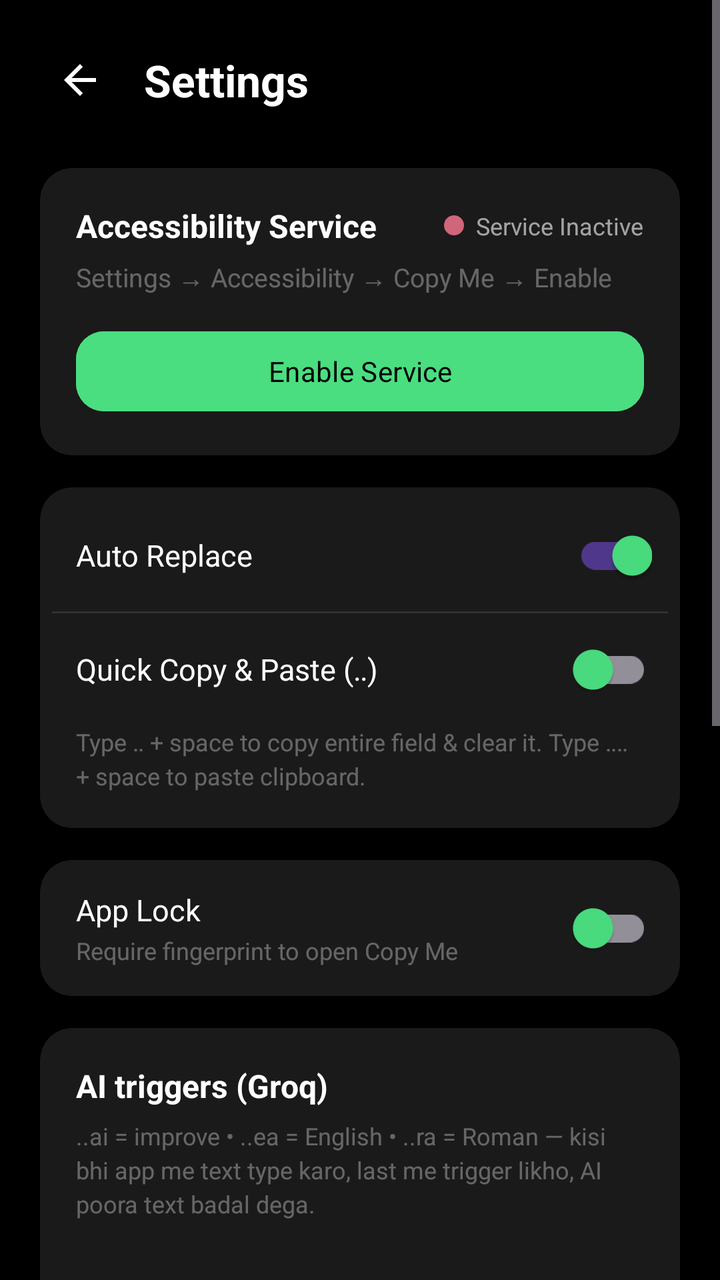
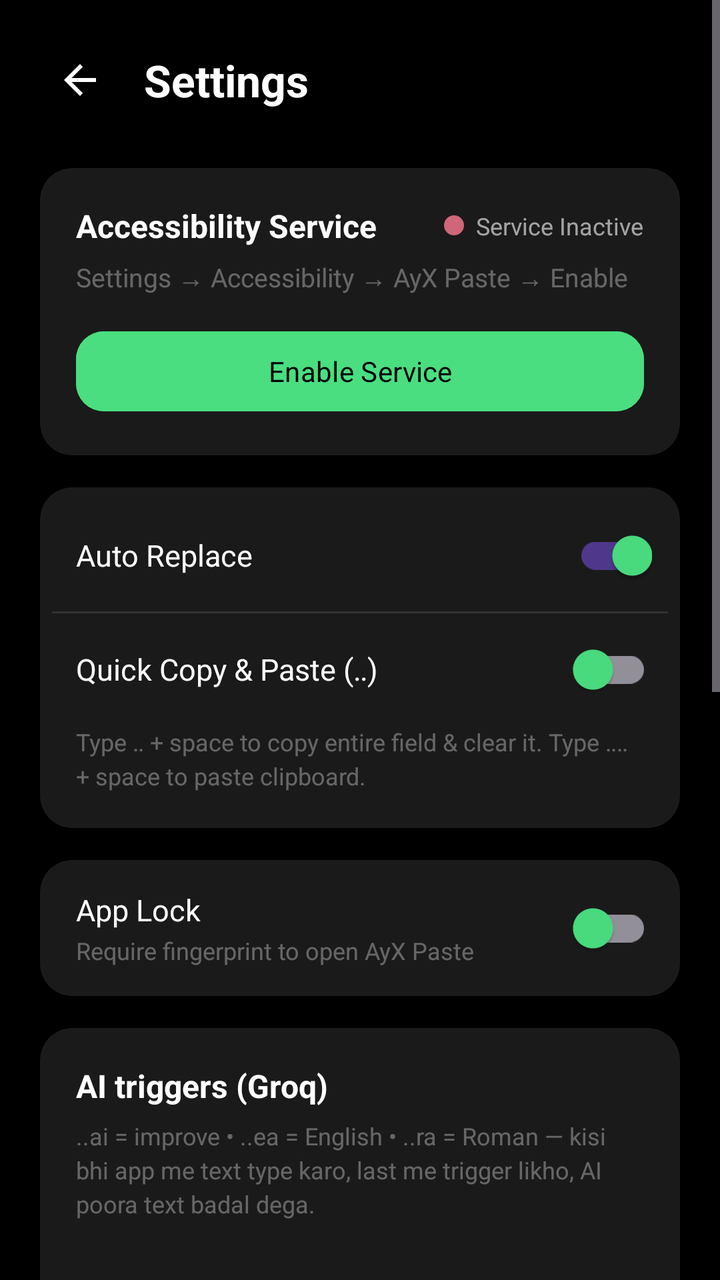

Compare the two renders of this Android layout. The source of the first and the diff that turns it into the second are given below.
<!-- AndroidManifest.xml: application theme AppTheme -->
<!-- res/layout/activity_settings.xml -->
<?xml version="1.0" encoding="utf-8"?>
<ScrollView
    xmlns:android="http://schemas.android.com/apk/res/android"
    xmlns:app="http://schemas.android.com/apk/res-auto"
    android:layout_width="match_parent"
    android:layout_height="match_parent"
    android:background="@color/black">

    <LinearLayout
        android:layout_width="match_parent"
        android:layout_height="wrap_content"
        android:orientation="vertical"
        android:padding="20dp">

        
        <LinearLayout
            android:layout_width="match_parent"
            android:layout_height="wrap_content"
            android:orientation="horizontal"
            android:gravity="center_vertical"
            android:layout_marginBottom="24dp">

            <ImageButton
                android:id="@+id/btnBack"
                android:layout_width="40dp"
                android:layout_height="40dp"
                android:background="?attr/selectableItemBackgroundBorderless"
                android:src="@drawable/ic_back"
                android:tint="@color/text_primary"
                android:contentDescription="Back" />

            <TextView
                android:layout_width="0dp"
                android:layout_height="wrap_content"
                android:layout_weight="1"
                android:text="@string/settings"
                android:textColor="@color/text_primary"
                android:textSize="22sp"
                android:textStyle="bold"
                android:layout_marginStart="12dp" />

        </LinearLayout>

        
        <androidx.cardview.widget.CardView
            android:layout_width="match_parent"
            android:layout_height="wrap_content"
            app:cardBackgroundColor="@color/card"
            app:cardCornerRadius="16dp"
            app:cardElevation="0dp"
            android:layout_marginBottom="16dp">

            <LinearLayout
                android:layout_width="match_parent"
                android:layout_height="wrap_content"
                android:orientation="vertical"
                android:padding="18dp">

                <LinearLayout
                    android:layout_width="match_parent"
                    android:layout_height="wrap_content"
                    android:orientation="horizontal"
                    android:gravity="center_vertical">

                    <TextView
                        android:layout_width="0dp"
                        android:layout_height="wrap_content"
                        android:layout_weight="1"
                        android:text="@string/accessibility_service"
                        android:textColor="@color/text_primary"
                        android:textSize="16sp"
                        android:textStyle="bold" />

                    <ImageView
                        android:id="@+id/ivStatusDot"
                        android:layout_width="10dp"
                        android:layout_height="10dp"
                        android:layout_marginEnd="6dp"
                        android:src="@drawable/ic_dot_inactive" />

                    <TextView
                        android:id="@+id/tvStatus"
                        android:layout_width="wrap_content"
                        android:layout_height="wrap_content"
                        android:text="@string/service_inactive"
                        android:textColor="@color/text_secondary"
                        android:textSize="12sp" />

                </LinearLayout>

                <TextView
                    android:layout_width="match_parent"
                    android:layout_height="wrap_content"
                    android:text="@string/service_guide_body"
                    android:textColor="@color/text_tertiary"
                    android:textSize="13sp"
                    android:layout_marginTop="6dp"
                    android:layout_marginBottom="14dp" />

                <com.google.android.material.button.MaterialButton
                    android:id="@+id/btnEnableService"
                    android:layout_width="match_parent"
                    android:layout_height="48dp"
                    android:text="@string/enable_service"
                    android:textColor="@color/black"
                    android:backgroundTint="@color/accent"
                    app:cornerRadius="14dp" />

            </LinearLayout>
        </androidx.cardview.widget.CardView>

        
        <androidx.cardview.widget.CardView
            android:layout_width="match_parent"
            android:layout_height="wrap_content"
            app:cardBackgroundColor="@color/card"
            app:cardCornerRadius="16dp"
            app:cardElevation="0dp"
            android:layout_marginBottom="16dp">

            <LinearLayout
                android:layout_width="match_parent"
                android:layout_height="wrap_content"
                android:orientation="vertical"
                android:padding="6dp">

                <LinearLayout
                    android:layout_width="match_parent"
                    android:layout_height="56dp"
                    android:orientation="horizontal"
                    android:gravity="center_vertical"
                    android:paddingStart="12dp"
                    android:paddingEnd="8dp">

                    <TextView
                        android:layout_width="0dp"
                        android:layout_height="wrap_content"
                        android:layout_weight="1"
                        android:text="@string/auto_replace"
                        android:textColor="@color/text_primary"
                        android:textSize="15sp" />

                    <com.google.android.material.switchmaterial.SwitchMaterial
                        android:id="@+id/switchAutoReplace"
                        android:layout_width="wrap_content"
                        android:layout_height="wrap_content"
                        android:checked="true"
                        app:thumbTint="@color/accent" />

                </LinearLayout>

                <View
                    android:layout_width="match_parent"
                    android:layout_height="1dp"
                    android:background="@color/divider" />

                <LinearLayout
                    android:layout_width="match_parent"
                    android:layout_height="56dp"
                    android:orientation="horizontal"
                    android:gravity="center_vertical"
                    android:paddingStart="12dp"
                    android:paddingEnd="8dp">

                    <TextView
                        android:layout_width="0dp"
                        android:layout_height="wrap_content"
                        android:layout_weight="1"
                        android:text="@string/auto_paste"
                        android:textColor="@color/text_primary"
                        android:textSize="15sp" />

                    <com.google.android.material.switchmaterial.SwitchMaterial
                        android:id="@+id/switchAutoPaste"
                        android:layout_width="wrap_content"
                        android:layout_height="wrap_content"
                        app:thumbTint="@color/accent" />

                </LinearLayout>

                <TextView
                    android:layout_width="match_parent"
                    android:layout_height="wrap_content"
                    android:text="@string/quick_copy_paste_hint"
                    android:textColor="@color/text_tertiary"
                    android:textSize="12sp"
                    android:paddingStart="12dp"
                    android:paddingEnd="12dp"
                    android:paddingBottom="12dp"
                    android:lineSpacingExtra="3dp" />

            </LinearLayout>
        </androidx.cardview.widget.CardView>

        
        <androidx.cardview.widget.CardView
            android:layout_width="match_parent"
            android:layout_height="wrap_content"
            app:cardBackgroundColor="@color/card"
            app:cardCornerRadius="16dp"
            app:cardElevation="0dp"
            android:layout_marginBottom="16dp">

            <LinearLayout
                android:layout_width="match_parent"
                android:layout_height="wrap_content"
                android:orientation="vertical"
                android:padding="6dp">

                <LinearLayout
                    android:layout_width="match_parent"
                    android:layout_height="56dp"
                    android:orientation="horizontal"
                    android:gravity="center_vertical"
                    android:paddingStart="12dp"
                    android:paddingEnd="8dp">

                    <LinearLayout
                        android:layout_width="0dp"
                        android:layout_height="wrap_content"
                        android:layout_weight="1"
                        android:orientation="vertical">

                        <TextView
                            android:layout_width="wrap_content"
                            android:layout_height="wrap_content"
                            android:text="@string/app_lock"
                            android:textColor="@color/text_primary"
                            android:textSize="15sp" />

                        <TextView
                            android:layout_width="wrap_content"
                            android:layout_height="wrap_content"
                            android:text="@string/app_lock_hint"
                            android:textColor="@color/text_tertiary"
                            android:textSize="12sp"
                            android:layout_marginTop="2dp" />

                    </LinearLayout>

                    <com.google.android.material.switchmaterial.SwitchMaterial
                        android:id="@+id/switchAppLock"
                        android:layout_width="wrap_content"
                        android:layout_height="wrap_content"
                        app:thumbTint="@color/accent" />

                </LinearLayout>

            </LinearLayout>
        </androidx.cardview.widget.CardView>

        
        <androidx.cardview.widget.CardView
            android:layout_width="match_parent"
            android:layout_height="wrap_content"
            app:cardBackgroundColor="@color/card"
            app:cardCornerRadius="16dp"
            app:cardElevation="0dp"
            android:layout_marginBottom="16dp">
            <LinearLayout
                android:layout_width="match_parent"
                android:layout_height="wrap_content"
                android:orientation="vertical"
                android:padding="18dp">
                <TextView
                    android:layout_width="match_parent"
                    android:layout_height="wrap_content"
                    android:text="@string/ai_triggers_title"
                    android:textColor="@color/text_primary"
                    android:textSize="16sp"
                    android:textStyle="bold" />
                <TextView
                    android:id="@+id/tvAiHint"
                    android:layout_width="match_parent"
                    android:layout_height="wrap_content"
                    android:text="@string/ai_triggers_hint"
                    android:textColor="@color/text_tertiary"
                    android:textSize="12sp"
                    android:lineSpacingExtra="3dp"
                    android:layout_marginTop="6dp"
                    android:layout_marginBottom="14dp" />
                <LinearLayout
                    android:layout_width="match_parent"
                    android:layout_height="56dp"
                    android:orientation="horizontal"
                    android:gravity="center_vertical">
                    <TextView
                        android:layout_width="0dp"
                        android:layout_height="wrap_content"
                        android:layout_weight="1"
                        android:text="@string/ai_triggers_title"
                        android:textColor="@color/text_primary"
                        android:textSize="15sp" />
                    <com.google.android.material.switchmaterial.SwitchMaterial
                        android:id="@+id/switchAi"
                        android:layout_width="wrap_content"
                        android:layout_height="wrap_content"
                        app:thumbTint="@color/accent" />
                </LinearLayout>
                <com.google.android.material.textfield.TextInputLayout
                    android:layout_width="match_parent"
                    android:layout_height="wrap_content"
                    style="@style/CopyMe.TextInput"
                    android:hint="@string/groq_key_label">
                    <com.google.android.material.textfield.TextInputEditText
                        android:id="@+id/etGroqKey"
                        android:layout_width="match_parent"
                        android:layout_height="wrap_content"
                        android:textColor="@color/text_primary"
                        android:textSize="14sp"
                        android:hint="@string/groq_key_hint"
                        android:inputType="textPassword"
                        android:singleLine="true" />
                </com.google.android.material.textfield.TextInputLayout>
                <com.google.android.material.button.MaterialButton
                    android:id="@+id/btnSaveAiKey"
                    android:layout_width="match_parent"
                    android:layout_height="48dp"
                    android:text="@string/save_groq_key"
                    android:textColor="@color/black"
                    android:backgroundTint="@color/accent"
                    app:cornerRadius="14dp"
                    android:layout_marginTop="12dp" />
            </LinearLayout>
        </androidx.cardview.widget.CardView>

        
        <androidx.cardview.widget.CardView
            android:layout_width="match_parent"
            android:layout_height="wrap_content"
            app:cardBackgroundColor="@color/card"
            app:cardCornerRadius="16dp"
            app:cardElevation="0dp"
            android:layout_marginBottom="16dp">

            <LinearLayout
                android:layout_width="match_parent"
                android:layout_height="wrap_content"
                android:orientation="vertical"
                android:padding="6dp">

                <LinearLayout
                    android:id="@+id/rowExport"
                    android:layout_width="match_parent"
                    android:layout_height="52dp"
                    android:orientation="horizontal"
                    android:gravity="center_vertical"
                    android:paddingStart="12dp"
                    android:background="?attr/selectableItemBackground">

                    <TextView
                        android:layout_width="0dp"
                        android:layout_height="wrap_content"
                        android:layout_weight="1"
                        android:text="@string/export_backup"
                        android:textColor="@color/text_primary"
                        android:textSize="15sp" />

                </LinearLayout>

                <View
                    android:layout_width="match_parent"
                    android:layout_height="1dp"
                    android:background="@color/divider" />

                <LinearLayout
                    android:id="@+id/rowImport"
                    android:layout_width="match_parent"
                    android:layout_height="52dp"
                    android:orientation="horizontal"
                    android:gravity="center_vertical"
                    android:paddingStart="12dp"
                    android:background="?attr/selectableItemBackground">

                    <TextView
                        android:layout_width="0dp"
                        android:layout_height="wrap_content"
                        android:layout_weight="1"
                        android:text="@string/import_backup"
                        android:textColor="@color/text_primary"
                        android:textSize="15sp" />

                </LinearLayout>

            </LinearLayout>
        </androidx.cardview.widget.CardView>

        
        <androidx.cardview.widget.CardView
            android:layout_width="match_parent"
            android:layout_height="wrap_content"
            app:cardBackgroundColor="@color/card"
            app:cardCornerRadius="16dp"
            app:cardElevation="0dp"
            android:layout_marginBottom="16dp">

            <LinearLayout
                android:layout_width="match_parent"
                android:layout_height="wrap_content"
                android:orientation="vertical"
                android:padding="6dp">

                <LinearLayout
                    android:id="@+id/rowPrivacyPolicy"
                    android:layout_width="match_parent"
                    android:layout_height="52dp"
                    android:orientation="horizontal"
                    android:gravity="center_vertical"
                    android:paddingStart="12dp"
                    android:paddingEnd="12dp"
                    android:background="?attr/selectableItemBackground">

                    <TextView
                        android:layout_width="0dp"
                        android:layout_height="wrap_content"
                        android:layout_weight="1"
                        android:text="@string/privacy_policy"
                        android:textColor="@color/text_primary"
                        android:textSize="15sp" />

                    <TextView
                        android:layout_width="wrap_content"
                        android:layout_height="wrap_content"
                        android:text="›"
                        android:textColor="@color/text_tertiary"
                        android:textSize="18sp" />

                </LinearLayout>

            </LinearLayout>
        </androidx.cardview.widget.CardView>

        
        <TextView
            android:layout_width="match_parent"
            android:layout_height="wrap_content"
            android:text="@string/app_name"
            android:textColor="@color/text_tertiary"
            android:textSize="12sp"
            android:gravity="center"
            android:layout_marginTop="12dp" />

        <TextView
            android:layout_width="match_parent"
            android:layout_height="wrap_content"
            android:text="@string/version"
            android:textColor="@color/text_tertiary"
            android:textSize="11sp"
            android:gravity="center"
            android:layout_marginBottom="20dp" />

    </LinearLayout>
</ScrollView>
<!-- resources referenced by this layout -->
<resources>
  <color name="accent">#FF4ADE80</color>
  <color name="black">#FF000000</color>
  <color name="card">#FF1A1A1A</color>
  <color name="divider">#1AFFFFFF</color>
  <color name="text_primary">#FFFFFFFF</color>
  <color name="text_secondary">#99FFFFFF</color>
  <color name="text_tertiary">#55FFFFFF</color>
  <!-- drawable ic_back (drawable) -->
  <?xml version="1.0" encoding="utf-8"?>
  <vector xmlns:android="http://schemas.android.com/apk/res/android"
      android:width="24dp" android:height="24dp" android:viewportWidth="24" android:viewportHeight="24">
      <path android:fillColor="#FFFFFFFF" android:pathData="M20,11H7.83l5.59,-5.59L12,4l-8,8 8,8 1.41,-1.41L7.83,13H20v-2z" />
  </vector>
  <!-- drawable ic_dot_inactive (drawable) -->
  <?xml version="1.0" encoding="utf-8"?>
  <shape xmlns:android="http://schemas.android.com/apk/res/android"
      android:shape="oval">
      <solid android:color="@color/error" />
      <size android:width="10dp" android:height="10dp" />
  </shape>
  <string name="accessibility_service">Accessibility Service</string>
  <string name="ai_triggers_hint">..ai = improve  •  ..ea = English  •  ..ra = Roman — kisi bhi app me text type karo, last me trigger likho, AI poora text badal dega.</string>
  <string name="ai_triggers_title">AI triggers (Groq)</string>
  <string name="app_lock">App Lock</string>
  <string name="app_lock_hint">Require fingerprint to open Copy Me</string>
  <string name="app_name">AyX Copy</string>
  <string name="auto_paste">Quick Copy &amp; Paste (‥)</string>
  <string name="auto_replace">Auto Replace</string>
  <string name="enable_service">Enable Service</string>
  <string name="export_backup">Export ayx.json</string>
  <string name="groq_key_hint">gsk_…  (console.groq.com se apni key)</string>
  <string name="groq_key_label">Groq API key</string>
  <string name="import_backup">Import ayx.json</string>
  <string name="privacy_policy">Privacy Policy</string>
  <string name="quick_copy_paste_hint">Type ‥ + space to copy entire field &amp; clear it. Type ‥‥ + space to paste clipboard.</string>
  <string name="save_groq_key">Save Groq key</string>
  <string name="service_guide_body">Settings → Accessibility → Copy Me → Enable</string>
  <string name="service_inactive">Service Inactive</string>
  <string name="settings">Settings</string>
  <string name="version">Version 5.0</string>
  <style name="CopyMe.TextInput" parent="Widget.Material3.TextInputLayout.OutlinedBox">
          <item name="boxStrokeColor">@color/accent</item>
          <item name="boxStrokeWidth">1.5dp</item>
          <item name="hintTextColor">@color/text_secondary</item>
          <item name="android:textColorHint">@color/text_tertiary</item>
          <item name="boxCornerRadiusTopStart">12dp</item>
          <item name="boxCornerRadiusTopEnd">12dp</item>
          <item name="boxCornerRadiusBottomStart">12dp</item>
          <item name="boxCornerRadiusBottomEnd">12dp</item>
      </style>
  <style name="AppTheme" parent="Theme.CopyMe" />
  <color name="error">#FFCF6679</color>
  <color name="accent_dark">#FF22C55E</color>
  <color name="surface">#FF0A0A0A</color>
  <color name="surface_variant">#FF141414</color>
  <!-- unchanged entries left out for length: 1 -->
</resources>

<!-- the commit's change to res/layout/activity_settings.xml (unified diff, before → after) -->
@@ -431,14 +431,49 @@
         </androidx.cardview.widget.CardView>
 
         
-        <TextView
-            android:layout_width="match_parent"
-            android:layout_height="wrap_content"
-            android:text="@string/app_name"
-            android:textColor="@color/text_tertiary"
-            android:textSize="12sp"
-            android:gravity="center"
-            android:layout_marginTop="12dp" />
+        <androidx.cardview.widget.CardView
+            android:layout_width="match_parent"
+            android:layout_height="wrap_content"
+            app:cardBackgroundColor="@color/card"
+            app:cardCornerRadius="16dp"
+            app:cardElevation="0dp"
+            android:layout_marginBottom="16dp">
+
+            <LinearLayout
+                android:layout_width="match_parent"
+                android:layout_height="wrap_content"
+                android:orientation="vertical"
+                android:padding="6dp">
+
+                <LinearLayout
+                    android:id="@+id/rowAbout"
+                    android:layout_width="match_parent"
+                    android:layout_height="52dp"
+                    android:orientation="horizontal"
+                    android:gravity="center_vertical"
+                    android:paddingStart="12dp"
+                    android:paddingEnd="12dp"
+                    android:background="?attr/selectableItemBackground">
+
+                    <TextView
+                        android:layout_width="0dp"
+                        android:layout_height="wrap_content"
+                        android:layout_weight="1"
+                        android:text="@string/about_title"
+                        android:textColor="@color/text_primary"
+                        android:textSize="15sp" />
+
+                    <TextView
+                        android:layout_width="wrap_content"
+                        android:layout_height="wrap_content"
+                        android:text="›"
+                        android:textColor="@color/text_tertiary"
+                        android:textSize="18sp" />
+
+                </LinearLayout>
+
+            </LinearLayout>
+        </androidx.cardview.widget.CardView>
 
         <TextView
             android:layout_width="match_parent"
@@ -447,6 +482,7 @@
             android:textColor="@color/text_tertiary"
             android:textSize="11sp"
             android:gravity="center"
+            android:layout_marginTop="4dp"
             android:layout_marginBottom="20dp" />
 
     </LinearLayout>
<!-- resource entries referenced after the edit -->
@@ -20,12 +20,12 @@
       <solid android:color="@color/error" />
       <size android:width="10dp" android:height="10dp" />
   </shape>
+  <string name="about_title">About</string>
   <string name="accessibility_service">Accessibility Service</string>
   <string name="ai_triggers_hint">..ai = improve  •  ..ea = English  •  ..ra = Roman — kisi bhi app me text type karo, last me trigger likho, AI poora text badal dega.</string>
   <string name="ai_triggers_title">AI triggers (Groq)</string>
   <string name="app_lock">App Lock</string>
-  <string name="app_lock_hint">Require fingerprint to open Copy Me</string>
-  <string name="app_name">AyX Copy</string>
+  <string name="app_lock_hint">Require fingerprint to open AyX Paste</string>
   <string name="auto_paste">Quick Copy &amp; Paste (‥)</string>
   <string name="auto_replace">Auto Replace</string>
   <string name="enable_service">Enable Service</string>
@@ -36,10 +36,10 @@
   <string name="privacy_policy">Privacy Policy</string>
   <string name="quick_copy_paste_hint">Type ‥ + space to copy entire field &amp; clear it. Type ‥‥ + space to paste clipboard.</string>
   <string name="save_groq_key">Save Groq key</string>
-  <string name="service_guide_body">Settings → Accessibility → Copy Me → Enable</string>
+  <string name="service_guide_body">Settings → Accessibility → AyX Paste → Enable</string>
   <string name="service_inactive">Service Inactive</string>
   <string name="settings">Settings</string>
-  <string name="version">Version 5.0</string>
+  <string name="version">Version 5.1</string>
   <style name="CopyMe.TextInput" parent="Widget.Material3.TextInputLayout.OutlinedBox">
           <item name="boxStrokeColor">@color/accent</item>
           <item name="boxStrokeWidth">1.5dp</item>
